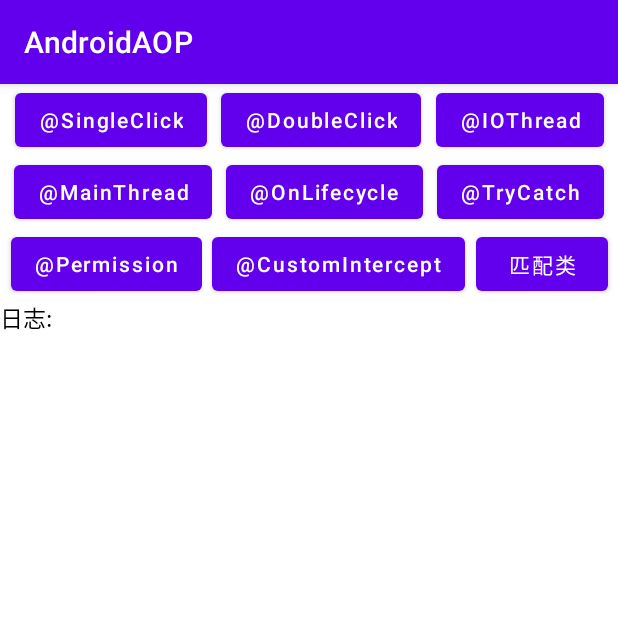
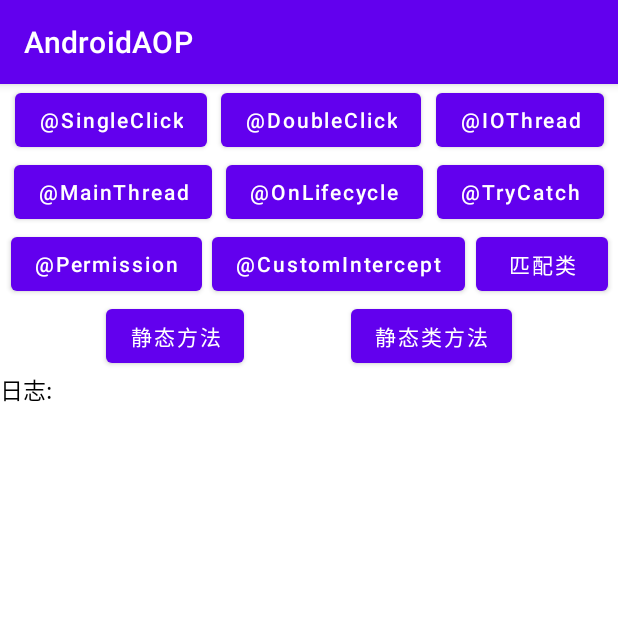
Before and after one commit to FlyJingFish/AndroidAOP, an Android app: the screen it shows after launch (MainActivity), on a phone screen of 412 x 824 dp, the top half of it. Run offline under Robolectric (Android 15) with nearby library versions, the phone set to English and light mode, and no system bars; libraries missing offline, so code that uses them is left out: com.tbruyelle.rxpermissions3.

Commit message:
1、添加测试代码

```diff
--- a/app/src/main/java/com/flyjingfish/androidaop/MainActivity.kt
+++ b/app/src/main/java/com/flyjingfish/androidaop/MainActivity.kt
@@ -18,6 +18,7 @@ import com.flyjingfish.androidaop.databinding.ActivityMainBinding
 import com.flyjingfish.test_lib.BaseActivity
 
 class MainActivity: BaseActivity() {
+
     lateinit var binding:ActivityMainBinding
     override fun onCreate(savedInstanceState: Bundle?) {
         super.onCreate(savedInstanceState)
@@ -52,6 +53,20 @@ class MainActivity: BaseActivity() {
         binding.btnMatchClassMethod.setOnClickListener {
             setLogcat("匹配类-方法切面 继承自的 androidx.appcompat.app.AppCompatActivity 的 startActivity 方法")
             startActivity(Intent(this,SecondActivity::class.java))
+        }
+        binding.btnStaticMethod.setOnClickListener {
+            ThirdActivity.start(this,3,object : ThirdActivity.OnPhotoSelectListener {
+                override fun onBack() {
+                    setLogcat("测试静态方法，回调了")
+                }
+            })
+        }
+        binding.btnStaticMethod2.setOnClickListener {
+            StaticClass.onStaticPermission(this,3,object : ThirdActivity.OnPhotoSelectListener {
+                override fun onBack() {
+                    setLogcat("测试静态类方法，回调了")
+                }
+            })
         }
     }
 
--- a/app/src/main/java/com/flyjingfish/androidaop/MyApp.java
+++ b/app/src/main/java/com/flyjingfish/androidaop/MyApp.java
@@ -45,6 +45,8 @@ public class MyApp extends Application {
                 }else if (target instanceof Fragment){
                     RxPermissions rxPermissions = new RxPermissions((Fragment) target);
                     rxPermissions.request(permissions).subscribe(call::onCall);
+                }else {
+                    joinPoint.proceed();
                 }
             }
         });
--- a/app/src/main/res/layout/activity_main.xml
+++ b/app/src/main/res/layout/activity_main.xml
@@ -14,7 +14,8 @@
         app:constraint_referenced_ids="btn_SingleClick,
         btn_DoubleClick, btn_IOThread,
         btn_MainThread,btn_OnLifecycle,btn_TryCatch,
-        btn_Permission,btn_CustomIntercept,btn_MatchClassMethod"
+        btn_Permission,btn_CustomIntercept,btn_MatchClassMethod,
+        btn_static_method,btn_static_method2"
         />
     <Button
         android:id="@+id/btn_SingleClick"
@@ -88,13 +89,29 @@
         app:layout_constraintTop_toTopOf="parent"
         android:textAllCaps="false"
         android:text="匹配类"/>
+    <Button
+        android:id="@+id/btn_static_method"
+        android:layout_width="wrap_content"
+        android:layout_height="wrap_content"
+        app:layout_constraintStart_toStartOf="parent"
+        app:layout_constraintTop_toTopOf="parent"
+        android:textAllCaps="false"
+        android:text="静态方法"/>
+    <Button
+        android:id="@+id/btn_static_method2"
+        android:layout_width="wrap_content"
+        android:layout_height="wrap_content"
+        app:layout_constraintStart_toStartOf="parent"
+        app:layout_constraintTop_toTopOf="parent"
+        android:textAllCaps="false"
+        android:text="静态类方法"/>
     <androidx.core.widget.NestedScrollView
         android:layout_width="0dp"
         android:layout_height="0dp"
         app:layout_constraintStart_toStartOf="parent"
         app:layout_constraintEnd_toEndOf="parent"
         app:layout_constraintBottom_toBottomOf="parent"
-        app:layout_constraintTop_toBottomOf="@+id/btn_MatchClassMethod">
+        app:layout_constraintTop_toBottomOf="@+id/btn_static_method">
         <TextView
             android:id="@+id/tv_logcat"
             android:layout_width="match_parent"
```
Also changed, not shown: android-aop-annotation/src/main/java/com/flyjingfish/android_aop_annotation/AndroidAopJoinPoint.java (+7 -0 lines), android-aop-plugin/src/main/kotlin/com/flyjingfish/android_aop_plugin/scanner_visitor/WovenIntoCode.kt (+8 -9 lines), app/src/main/java/com/flyjingfish/androidaop/StaticClass.java (added, +11 -0 lines), app/src/main/java/com/flyjingfish/androidaop/ThirdActivity.kt (+15 -0 lines).
